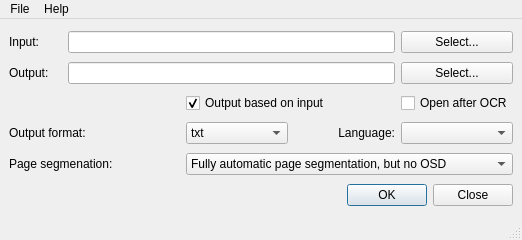
The window that ui/mainwindow.ui (zdenop/tesseract-ocr-qt4gui) describes before a commit, drawn with Qt 5.
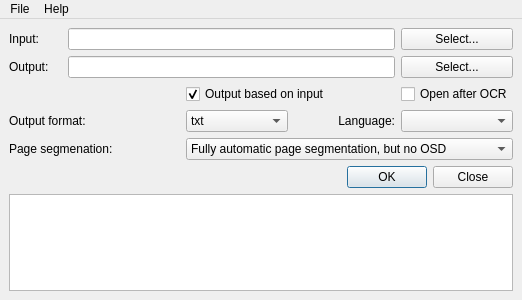
The same window after the commit.

Commit message: Czech translation; TESSDATA_PREFIX accepted; statusbar replaced by QPlainTextEdit

Diff of the .ui file:
```diff
--- a/ui/mainwindow.ui
+++ b/ui/mainwindow.ui
@@ -7,19 +7,19 @@
     <x>0</x>
     <y>0</y>
     <width>522</width>
-    <height>240</height>
+    <height>300</height>
    </rect>
   </property>
   <property name="minimumSize">
    <size>
     <width>522</width>
-    <height>240</height>
+    <height>300</height>
    </size>
   </property>
   <property name="maximumSize">
    <size>
     <width>522</width>
-    <height>240</height>
+    <height>300</height>
    </size>
   </property>
   <property name="windowTitle">
@@ -191,6 +191,13 @@
       </property>
      </widget>
     </item>
+    <item row="7" column="0" colspan="6">
+     <widget class="QPlainTextEdit" name="tb_Log">
+      <property name="readOnly">
+       <bool>true</bool>
+      </property>
+     </widget>
+    </item>
    </layout>
   </widget>
   <widget class="QMenuBar" name="menubar">
@@ -219,7 +226,6 @@
    <addaction name="menuFile"/>
    <addaction name="menuAbout"/>
   </widget>
-  <widget class="QStatusBar" name="statusBar"/>
   <action name="actionConfiguration">
    <property name="text">
     <string>Configuration</string>
```
Left out of the diff: 2 changed lines with no effect on the pictures. The commit also changes 9 other files.
